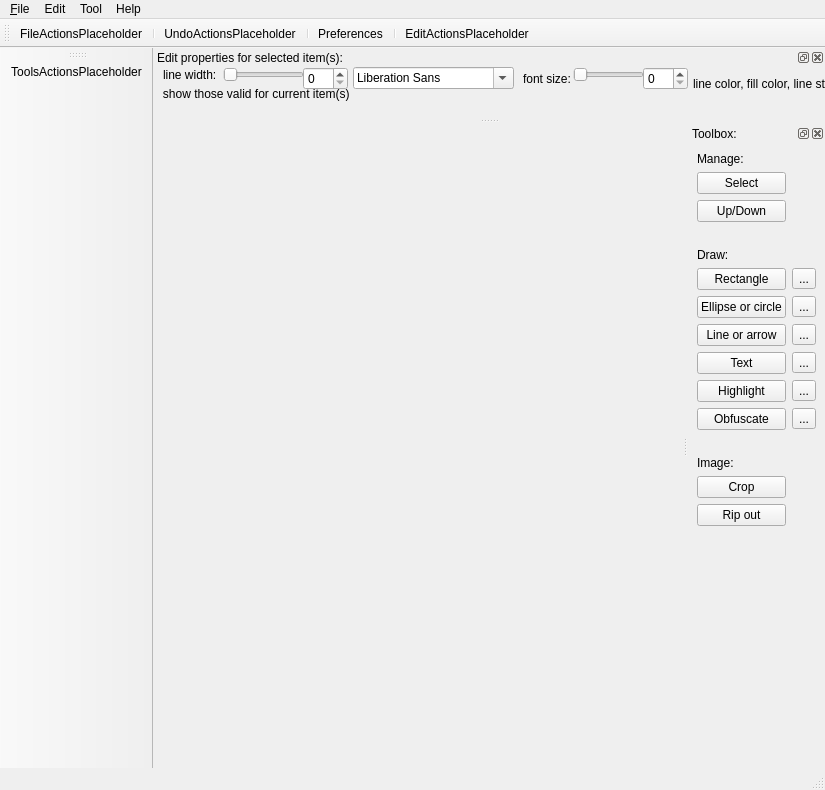
The window that src/ui/mainwindow.ui (KDE/kreenshot-editor) describes before a commit, drawn with Qt 5.
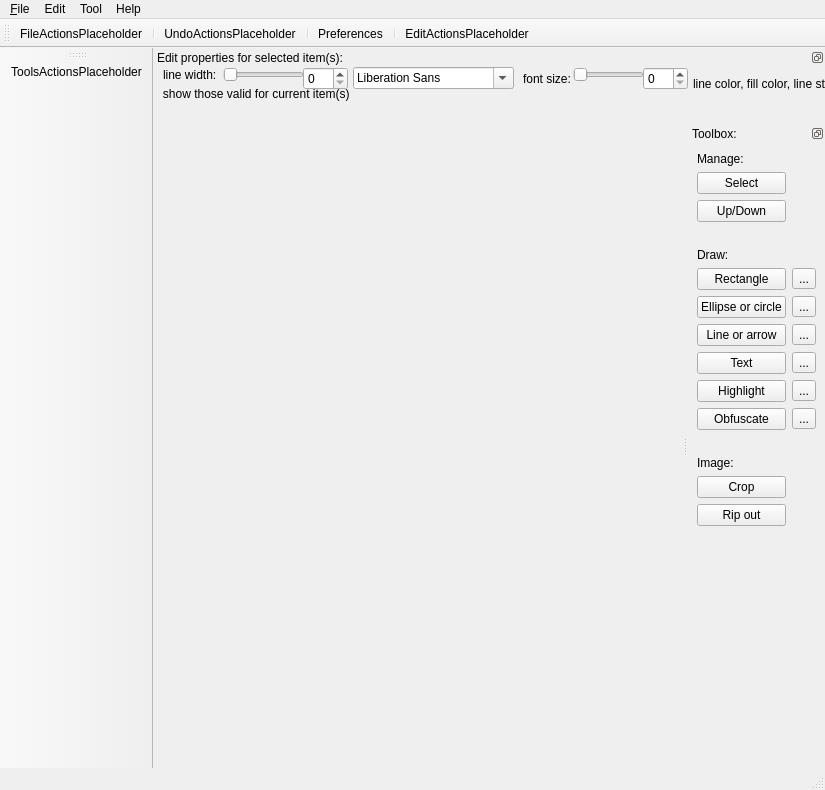
The same window after the commit. Icons and pictures are not drawn.

Diff of the .ui file:
```diff
--- a/src/ui/mainwindow.ui
+++ b/src/ui/mainwindow.ui
@@ -90,7 +90,7 @@
   </widget>
   <widget class="QDockWidget" name="containerToolbox">
    <property name="features">
-    <set>QDockWidget::AllDockWidgetFeatures</set>
+    <set>QDockWidget::DockWidgetFloatable|QDockWidget::DockWidgetMovable</set>
    </property>
    <property name="allowedAreas">
     <set>Qt::AllDockWidgetAreas</set>
@@ -348,6 +348,15 @@
      <height>70</height>
     </size>
    </property>
+   <property name="maximumSize">
+    <size>
+     <width>524287</width>
+     <height>70</height>
+    </size>
+   </property>
+   <property name="features">
+    <set>QDockWidget::DockWidgetFloatable</set>
+   </property>
    <property name="windowTitle">
     <string>Edit properties for selected item(s):</string>
    </property>
```
